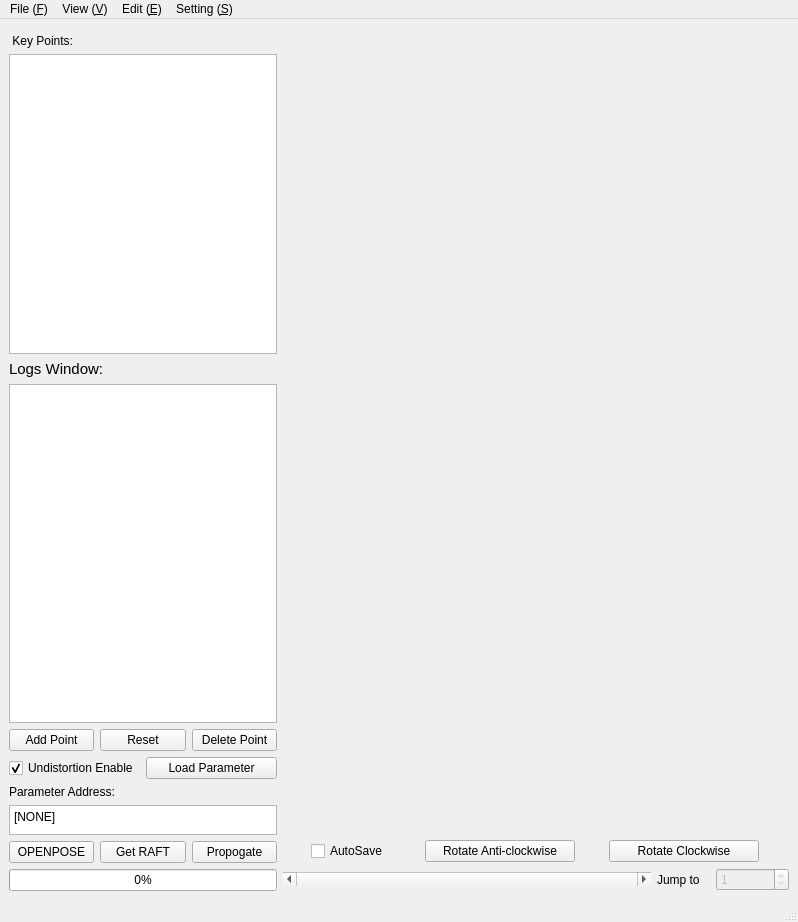
Old version of the form Annotation Tool/UI/annotationUI.ui in the repository melmarsezio/Annotation-Tool.
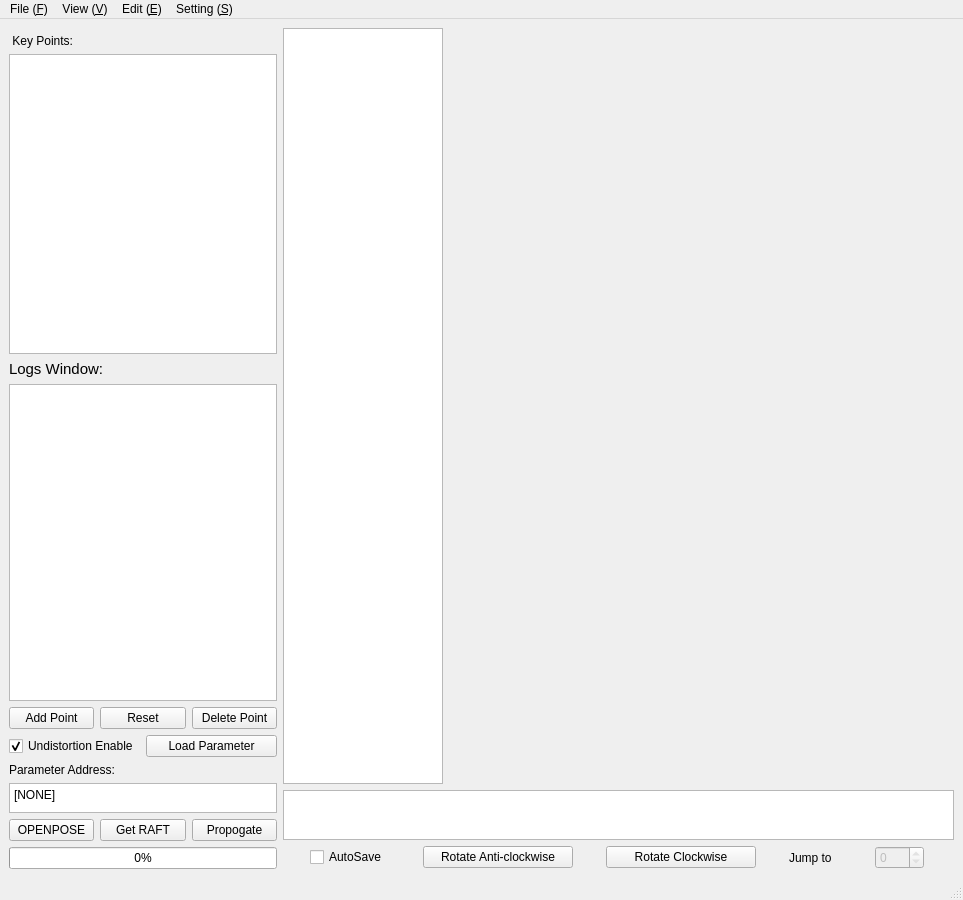
New version of the form. Icons and pictures are not drawn. Custom widgets are drawn as their Qt base class.

Diff of the .ui file:
```diff
--- a/Annotation Tool/UI/annotationUI.ui
+++ b/Annotation Tool/UI/annotationUI.ui
@@ -9,8 +9,8 @@
    <rect>
     <x>0</x>
     <y>0</y>
-    <width>798</width>
-    <height>922</height>
+    <width>963</width>
+    <height>900</height>
    </rect>
   </property>
   <property name="mouseTracking">
@@ -40,8 +40,6 @@
    <property name="focusPolicy">
     <enum>Qt::StrongFocus</enum>
    </property>
-   <layout class="QHBoxLayout" name="horizontalLayout_7">
-    <item>
      <layout class="QHBoxLayout" name="horizontalLayout_6">
       <item>
        <layout class="QVBoxLayout" name="verticalLayout">
@@ -383,11 +381,29 @@
       <item>
        <layout class="QVBoxLayout" name="verticalLayout_2">
         <item>
+       <layout class="QHBoxLayout" name="horizontalLayout_5">
+        <item>
+         <widget class="QListView" name="FastList">
+          <property name="maximumSize">
+           <size>
+            <width>160</width>
+            <height>16777215</height>
+           </size>
+          </property>
+         </widget>
+        </item>
+        <item>
          <widget class="QLabel" name="ImageWin">
+          <property name="sizePolicy">
+           <sizepolicy hsizetype="Expanding" vsizetype="Expanding">
+            <horstretch>0</horstretch>
+            <verstretch>0</verstretch>
+           </sizepolicy>
+          </property>
           <property name="minimumSize">
            <size>
             <width>500</width>
-            <height>800</height>
+            <height>500</height>
            </size>
           </property>
           <property name="sizeIncrement">
@@ -416,6 +432,24 @@
           </property>
          </widget>
         </item>
+       </layout>
+      </item>
+      <item>
+       <widget class="GraphicsView" name="IntensityView">
+        <property name="sizePolicy">
+         <sizepolicy hsizetype="Expanding" vsizetype="Fixed">
+          <horstretch>0</horstretch>
+          <verstretch>0</verstretch>
+         </sizepolicy>
+        </property>
+        <property name="maximumSize">
+         <size>
+          <width>16777215</width>
+          <height>50</height>
+         </size>
+        </property>
+       </widget>
+      </item>
         <item>
          <layout class="QHBoxLayout" name="horizontalLayout_4">
           <item>
@@ -423,6 +457,12 @@
             <property name="enabled">
              <bool>true</bool>
             </property>
+          <property name="sizePolicy">
+           <sizepolicy hsizetype="Fixed" vsizetype="Fixed">
+            <horstretch>0</horstretch>
+            <verstretch>0</verstretch>
+           </sizepolicy>
+          </property>
             <property name="maximumSize">
              <size>
               <width>80</width>
@@ -439,6 +479,12 @@
           </item>
           <item>
            <widget class="QPushButton" name="pb_rotateAC">
+          <property name="sizePolicy">
+           <sizepolicy hsizetype="Fixed" vsizetype="Fixed">
+            <horstretch>0</horstretch>
+            <verstretch>0</verstretch>
+           </sizepolicy>
+          </property>
             <property name="maximumSize">
              <size>
               <width>150</width>
@@ -455,6 +501,12 @@
           </item>
           <item>
            <widget class="QPushButton" name="pb_rotateC">
+          <property name="sizePolicy">
+           <sizepolicy hsizetype="Fixed" vsizetype="Fixed">
+            <horstretch>0</horstretch>
+            <verstretch>0</verstretch>
+           </sizepolicy>
+          </property>
             <property name="maximumSize">
              <size>
               <width>150</width>
@@ -469,42 +521,10 @@
             </property>
            </widget>
           </item>
-         </layout>
-        </item>
-        <item>
-         <layout class="QHBoxLayout" name="horizontalLayout_5">
-          <item>
-           <widget class="QScrollBar" name="horizontalScrollBar">
-            <property name="sizePolicy">
-             <sizepolicy hsizetype="Minimum" vsizetype="Fixed">
-              <horstretch>5</horstretch>
-              <verstretch>0</verstretch>
-             </sizepolicy>
-            </property>
-            <property name="minimumSize">
-             <size>
-              <width>200</width>
-              <height>0</height>
-             </size>
-            </property>
-            <property name="focusPolicy">
-             <enum>Qt::ClickFocus</enum>
-            </property>
-            <property name="maximum">
-             <number>0</number>
-            </property>
-            <property name="orientation">
-             <enum>Qt::Horizontal</enum>
-            </property>
-            <property name="invertedControls">
-             <bool>false</bool>
-            </property>
-           </widget>
-          </item>
           <item>
            <widget class="QLabel" name="lb_Jump">
             <property name="sizePolicy">
-             <sizepolicy hsizetype="Preferred" vsizetype="Preferred">
+           <sizepolicy hsizetype="Fixed" vsizetype="Preferred">
               <horstretch>1</horstretch>
               <verstretch>0</verstretch>
              </sizepolicy>
@@ -531,7 +551,7 @@
              <bool>false</bool>
             </property>
             <property name="sizePolicy">
-             <sizepolicy hsizetype="Minimum" vsizetype="Fixed">
+           <sizepolicy hsizetype="Fixed" vsizetype="Fixed">
               <horstretch>1</horstretch>
               <verstretch>0</verstretch>
              </sizepolicy>
@@ -549,14 +569,15 @@
              <enum>Qt::ClickFocus</enum>
             </property>
             <property name="minimum">
-             <number>1</number>
+           <number>0</number>
             </property>
             <property name="maximum">
-             <number>1</number>
-            </property>
-           </widget>
-          </item>
-         </layout>
+           <number>0</number>
+          </property>
+          <property name="value">
+           <number>0</number>
+          </property>
+         </widget>
         </item>
        </layout>
       </item>
@@ -570,7 +591,7 @@
     <rect>
      <x>0</x>
      <y>0</y>
-     <width>798</width>
+     <width>963</width>
      <height>20</height>
     </rect>
    </property>
@@ -775,6 +796,13 @@
    </property>
   </action>
  </widget>
+ <customwidgets>
+  <customwidget>
+   <class>GraphicsView</class>
+   <extends>QGraphicsView</extends>
+   <header>pyqtgraph</header>
+  </customwidget>
+ </customwidgets>
  <resources/>
  <connections>
   <connection>
```
Left out of the diff: 9 changed lines with no effect on the pictures. Lines whose indentation alone changed are shown as unchanged.
